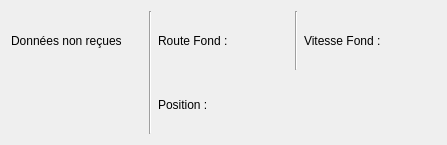
Old version of the form navdata.ui in the repository MaximeGeay/LogBook.
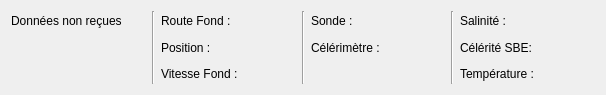
New version of the form.

Patch:
```diff
--- a/navdata.ui
+++ b/navdata.ui
@@ -6,25 +6,18 @@
    <rect>
     <x>0</x>
     <y>0</y>
-    <width>447</width>
-    <height>145</height>
+    <width>606</width>
+    <height>95</height>
    </rect>
   </property>
   <property name="windowTitle">
    <string>Form</string>
   </property>
   <layout class="QGridLayout" name="gridLayout">
-   <item row="0" column="0">
-    <widget class="QLabel" name="l_DateHeureGPS">
+   <item row="2" column="7">
+    <widget class="QLabel" name="l_Temperature">
      <property name="text">
-      <string>Données non reçues</string>
-     </property>
-    </widget>
-   </item>
-   <item row="0" column="1" rowspan="2">
-    <widget class="Line" name="line">
-     <property name="orientation">
-      <enum>Qt::Vertical</enum>
+      <string>Température :</string>
      </property>
     </widget>
    </item>
@@ -35,34 +28,83 @@
      </property>
     </widget>
    </item>
-   <item row="0" column="3">
-    <widget class="Line" name="line_2">
+   <item row="0" column="1" rowspan="3">
+    <widget class="Line" name="line">
      <property name="orientation">
       <enum>Qt::Vertical</enum>
      </property>
     </widget>
    </item>
-   <item row="0" column="4">
-    <widget class="QLabel" name="l_SOG">
-     <property name="text">
-      <string>Vitesse Fond :</string>
-     </property>
-    </widget>
-   </item>
-   <item row="1" column="0">
+   <item row="2" column="0">
     <widget class="QLabel" name="l_dtPC">
      <property name="text">
       <string/>
      </property>
     </widget>
    </item>
-   <item row="1" column="2" colspan="3">
+   <item row="1" column="7">
+    <widget class="QLabel" name="l_CelSBE">
+     <property name="text">
+      <string>Célérité SBE:</string>
+     </property>
+    </widget>
+   </item>
+   <item row="0" column="4" rowspan="3">
+    <widget class="Line" name="line_3">
+     <property name="orientation">
+      <enum>Qt::Vertical</enum>
+     </property>
+    </widget>
+   </item>
+   <item row="0" column="0">
+    <widget class="QLabel" name="l_DateHeureGPS">
+     <property name="text">
+      <string>Données non reçues</string>
+     </property>
+    </widget>
+   </item>
+   <item row="1" column="2">
     <widget class="QLabel" name="l_Position">
      <property name="text">
       <string>Position :</string>
      </property>
     </widget>
    </item>
+   <item row="0" column="6" rowspan="3">
+    <widget class="Line" name="line_4">
+     <property name="orientation">
+      <enum>Qt::Vertical</enum>
+     </property>
+    </widget>
+   </item>
+   <item row="2" column="2">
+    <widget class="QLabel" name="l_SOG">
+     <property name="text">
+      <string>Vitesse Fond :</string>
+     </property>
+    </widget>
+   </item>
+   <item row="0" column="7">
+    <widget class="QLabel" name="l_salinite">
+     <property name="text">
+      <string>Salinité :</string>
+     </property>
+    </widget>
+   </item>
+   <item row="0" column="5">
+    <widget class="QLabel" name="l_Sonde">
+     <property name="text">
+      <string>Sonde :</string>
+     </property>
+    </widget>
+   </item>
+   <item row="1" column="5">
+    <widget class="QLabel" name="l_Celerimetre">
+     <property name="text">
+      <string>Célérimètre :</string>
+     </property>
+    </widget>
+   </item>
   </layout>
  </widget>
  <resources/>
```
